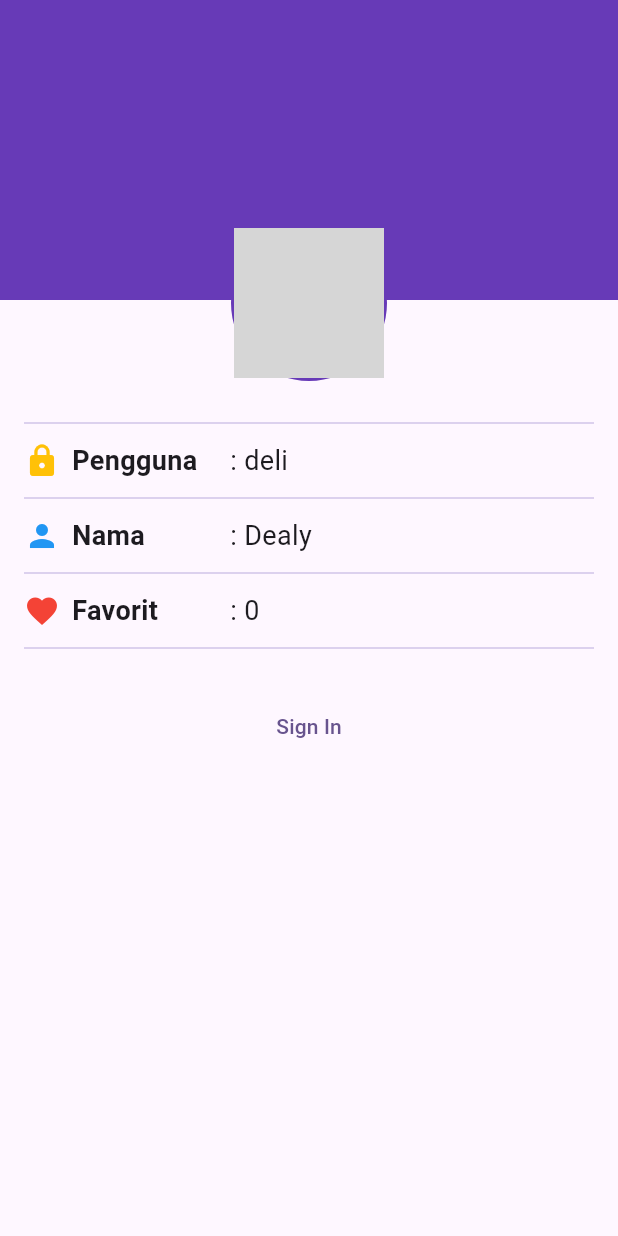
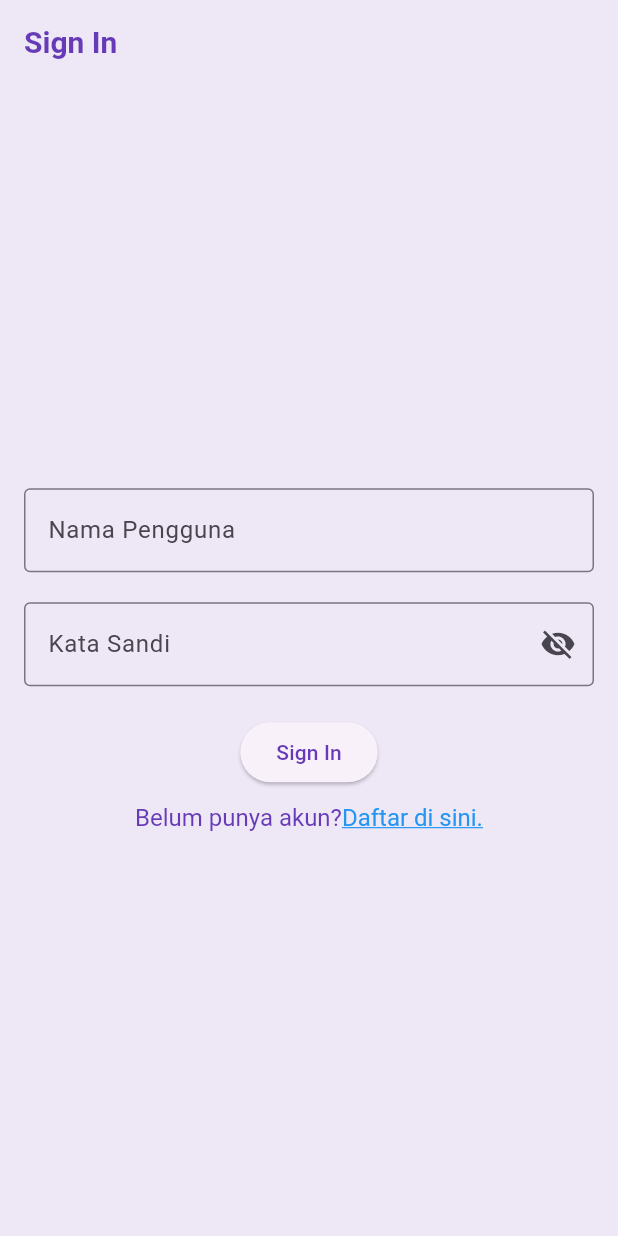
Before and after one commit to 2024-2025-Gasal-PABI-SI52/project-wisata-candi-DealyAlti, a Flutter app: the screen it shows after launch, on a phone screen of 412 x 824 dp. Run offline on Flutter 3.47's test engine with Material 3 defaults, Android fonts, the phone set to English and light mode, and no system bars; grey boxes are pictures that could not be loaded.

Commit message:
last coomit

```diff
--- a/candi/lib/main.dart
+++ b/candi/lib/main.dart
@@ -2,6 +2,7 @@ import 'package:candi/data/candi_data.dart';
 import 'package:flutter/material.dart';
 import 'package:candi/screens/detail_screen.dart';
 import 'package:candi/screens/profile_screen.dart';
+import 'package:candi/screens/signin_screen.dart';
 
 void main() {
   runApp(const MainApp());
@@ -15,13 +16,24 @@ class MainApp extends StatelessWidget {
     return MaterialApp(
       title: 'Wisata Candi',
       theme: ThemeData(
-        colorScheme: ColorScheme.fromSeed(seedColor: Colors.deepPurple),
-        useMaterial3: true
+        appBarTheme: const AppBarTheme(
+          iconTheme: IconThemeData(color: Colors.deepPurple),
+          titleTextStyle: TextStyle(
+            color: Colors.deepPurple,
+            fontSize: 20,
+            fontWeight: FontWeight.bold,
+          ),
+        ),
+        colorScheme: ColorScheme.fromSeed(seedColor: Colors.deepPurple).copyWith(
+          primary: Colors.deepPurple,
+          surface: Colors.deepPurple[50],
+        )
       ),
       // home: DetailScreen(
       //   candi: candiList[0],
       // ),
-      home: ProfileScreen(),
+      // home: ProfileScreen(),
+      home: SignInScreen(),
     );
   }
 }
--- /dev/null
+++ b/candi/lib/screens/signin_screen.dart
@@ -0,0 +1,113 @@
+import 'package:flutter/material.dart';
+import 'package:flutter/gestures.dart';
+
+class SignInScreen extends StatefulWidget {
+  SignInScreen({super.key});
+
+  @override
+  State<SignInScreen> createState() => _SignInScreenState();
+}
+
+class _SignInScreenState extends State<SignInScreen> {
+  // TODO: 1. deklarasikan variabel yang dibutuhkan
+  final TextEditingController _usernameController = TextEditingController();
+
+  final TextEditingController _passwordController = TextEditingController();
+
+  String _errorText = '';
+
+  bool _isSignIn = false;
+
+  bool _obscurePassword = true;
+
+  @override
+  Widget build(BuildContext context) {
+    return Scaffold(
+      // TODO: 2. pasang AppBar
+      appBar: AppBar(
+        title: const Text('Sign In'),
+      ),
+      // TODO: 3. pasang Body
+      body: Center(
+        child: SingleChildScrollView(
+          child: Padding(
+            padding: const EdgeInsets.all(16),
+            child: Form(
+              child: Column(
+                // TODO: 4. atur mainAxisAlignment dan crossAxisAlignment
+                mainAxisAlignment: MainAxisAlignment.center,
+                crossAxisAlignment: CrossAxisAlignment.center,
+                children: [
+                  // TODO: 5. buat TextFormField untuk Nama Pengguna
+                  TextFormField(
+                    controller: _usernameController,
+                    decoration: const InputDecoration(
+                      labelText: 'Nama Pengguna',
+                      hintText: 'Masukkan nama pengguna',
+                      border: OutlineInputBorder(),
+                    ),
+                  ),
+                  // TODO: 6. buat TextFormField untuk Kata Sandi
+                  const SizedBox(height: 20),
+                  TextFormField(
+                    controller: _passwordController,
+                    decoration: InputDecoration(
+                      labelText: 'Kata Sandi',
+                      hintText: 'Masukkan kata sandi',
+                      border: const OutlineInputBorder(),
+                      errorText: _errorText.isNotEmpty ? _errorText : null,
+                      suffixIcon: IconButton(
+                        onPressed: () {
+                          setState(() {
+                            _obscurePassword = !_obscurePassword;
+                          });
+                        },
+                        icon: Icon(
+                          _obscurePassword
+                              ? Icons.visibility_off
+                              : Icons.visibility,
+                        ),
+                      ),
+                    ),
+                    obscureText: _obscurePassword,
+                  ),
+
+                  // TODO: 7. buat ElevatedButton untuk Sign In
+                  const SizedBox(height: 20),
+                  ElevatedButton(
+                    onPressed: () {},
+                    child: const Text('Sign In'),
+                  ),
+                  // TODO: 8. pasang TextButton untuk Sign Up
+                  const SizedBox(height: 10),
+                  // TextButton(
+                  //   onPressed: (){},
+                  //   child: Text('Belum punya akun? Daftar di sini.'),
+                  // ),
+                  RichText(
+                    text: TextSpan(
+                      text: 'Belum punya akun?',
+                      style: const TextStyle(
+                          fontSize: 16, color: Colors.deepPurple),
+                      children: [
+                        TextSpan(
+                          text: 'Daftar di sini.',
+                          style: const TextStyle(
+                            fontSize: 16,
+                            color: Colors.blue,
+                            decoration: TextDecoration.underline,
+                          ),
+                          recognizer: TapGestureRecognizer()..onTap = () {},
+                        ),
+                      ],
+                    ),
+                  ),
+                ],
+              ),
+            ),
+          ),
+        ),
+      ),
+    );
+  }
+}
```
